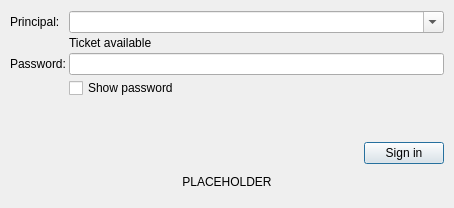
altlinux/admc, file src/admc/auth_dialogs/krb_auth_dialog.ui: the form before one commit.
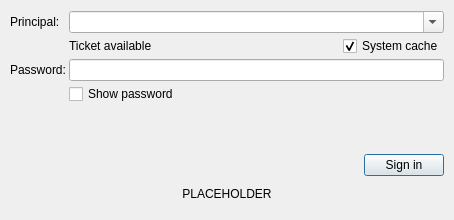
The form after the commit.

Commit message:
Remove "Use system credentials" option from main window preferences
This option has been moved to authentication dialog ("System cache"
checkbox)

```diff
--- a/src/admc/auth_dialogs/krb_auth_dialog.ui
+++ b/src/admc/auth_dialogs/krb_auth_dialog.ui
@@ -7,7 +7,7 @@
     <x>0</x>
     <y>0</y>
     <width>454</width>
-    <height>208</height>
+    <height>220</height>
    </rect>
   </property>
   <property name="sizePolicy">
@@ -56,33 +56,6 @@
        </property>
       </widget>
      </item>
-     <item row="2" column="0">
-      <widget class="QLabel" name="passwd_label">
-       <property name="text">
-        <string>Password:</string>
-       </property>
-      </widget>
-     </item>
-     <item row="2" column="1">
-      <widget class="QLineEdit" name="password_edit">
-       <property name="inputMask">
-        <string/>
-       </property>
-       <property name="echoMode">
-        <enum>QLineEdit::Password</enum>
-       </property>
-      </widget>
-     </item>
-     <item row="3" column="1">
-      <widget class="QCheckBox" name="show_passwd_checkbox">
-       <property name="text">
-        <string>Show password</string>
-       </property>
-       <property name="checked">
-        <bool>false</bool>
-       </property>
-      </widget>
-     </item>
      <item row="0" column="1">
       <widget class="QComboBox" name="principal_cmb_box">
        <property name="sizePolicy">
@@ -102,12 +75,84 @@
        </property>
       </widget>
      </item>
+     <item row="3" column="0">
+      <widget class="QLabel" name="passwd_label">
+       <property name="text">
+        <string>Password:</string>
+       </property>
+      </widget>
+     </item>
+     <item row="3" column="1">
+      <widget class="QLineEdit" name="password_edit">
+       <property name="inputMask">
+        <string/>
+       </property>
+       <property name="echoMode">
+        <enum>QLineEdit::Password</enum>
+       </property>
+      </widget>
+     </item>
+     <item row="4" column="1">
+      <widget class="QCheckBox" name="show_passwd_checkbox">
+       <property name="text">
+        <string>Show password</string>
+       </property>
+       <property name="checked">
+        <bool>false</bool>
+       </property>
+      </widget>
+     </item>
      <item row="1" column="1">
-      <widget class="QLabel" name="ticket_available_label">
-       <property name="text">
-        <string>Ticket available</string>
+      <layout class="QHBoxLayout" name="horizontalLayout_2">
+       <property name="topMargin">
+        <number>0</number>
        </property>
-      </widget>
+       <property name="rightMargin">
+        <number>0</number>
+       </property>
+       <property name="bottomMargin">
+        <number>0</number>
+       </property>
+       <item>
+        <widget class="QLabel" name="ticket_available_label">
+         <property name="text">
+          <string>Ticket available</string>
+         </property>
+        </widget>
+       </item>
+       <item>
+        <spacer name="horizontalSpacer_2">
+         <property name="orientation">
+          <enum>Qt::Horizontal</enum>
+         </property>
+         <property name="sizeHint" stdset="0">
+          <size>
+           <width>40</width>
+           <height>20</height>
+          </size>
+         </property>
+        </spacer>
+       </item>
+       <item>
+        <widget class="QCheckBox" name="system_cache_chkbox">
+         <property name="toolTip">
+          <string>Use system credentials</string>
+         </property>
+         <property name="layoutDirection">
+          <enum>Qt::LeftToRight</enum>
+         </property>
+         <property name="text">
+          <string>System cache</string>
+         </property>
+         <property name="checked">
+          <bool>true</bool>
+         </property>
+         <property name="tristate">
+          <bool>false</bool>
+         </property>
+        </widget>
+       </item>
+      </layout>
      </item>
     </layout>
    </item>
```
The commit also changes 6 other files.
